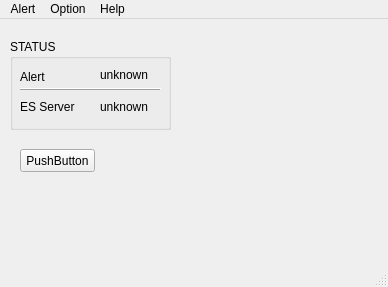
Above: CCTV/QTui/alert_main.ui from heisyoung/ELK-Project before the change. Below: the same form after it.
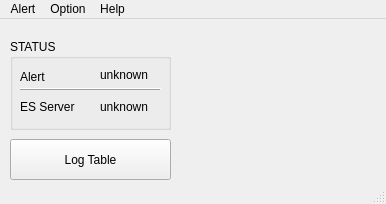
That is the form after the change.

Commit message: 1. 로그 오브젝트 수정 기능 추가 2. 일부 소스 코드 수정

What changed in the file:
```diff
--- a/CCTV/QTui/alert_main.ui
+++ b/CCTV/QTui/alert_main.ui
@@ -6,8 +6,8 @@
    <rect>
     <x>0</x>
     <y>0</y>
-    <width>388</width>
-    <height>287</height>
+    <width>386</width>
+    <height>204</height>
    </rect>
   </property>
   <property name="sizePolicy">
@@ -107,14 +107,14 @@
    <widget class="QPushButton" name="pushButton">
     <property name="geometry">
      <rect>
-      <x>20</x>
-      <y>130</y>
-      <width>75</width>
-      <height>23</height>
+      <x>10</x>
+      <y>120</y>
+      <width>161</width>
+      <height>41</height>
      </rect>
     </property>
     <property name="text">
-     <string>PushButton</string>
+     <string>Log Table</string>
     </property>
    </widget>
   </widget>
@@ -123,7 +123,7 @@
     <rect>
      <x>0</x>
      <y>0</y>
-     <width>388</width>
+     <width>386</width>
      <height>21</height>
     </rect>
    </property>
```
Left out of the diff: 2 changed lines with no effect on the pictures. The commit also changes 1 other file.
